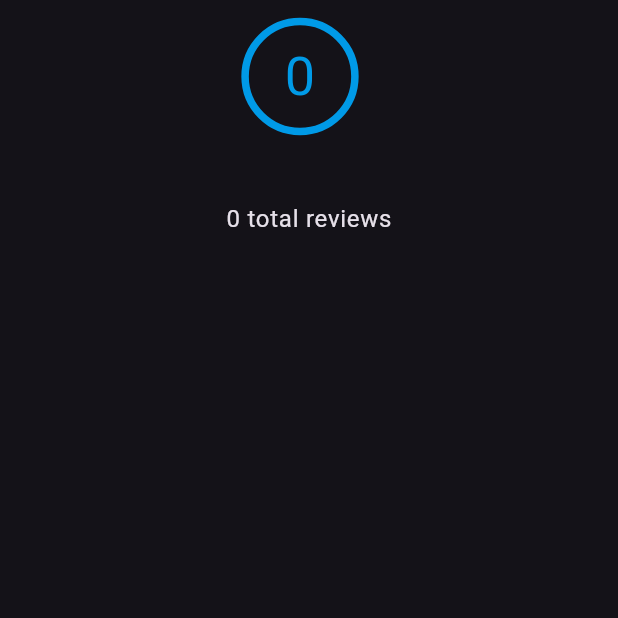
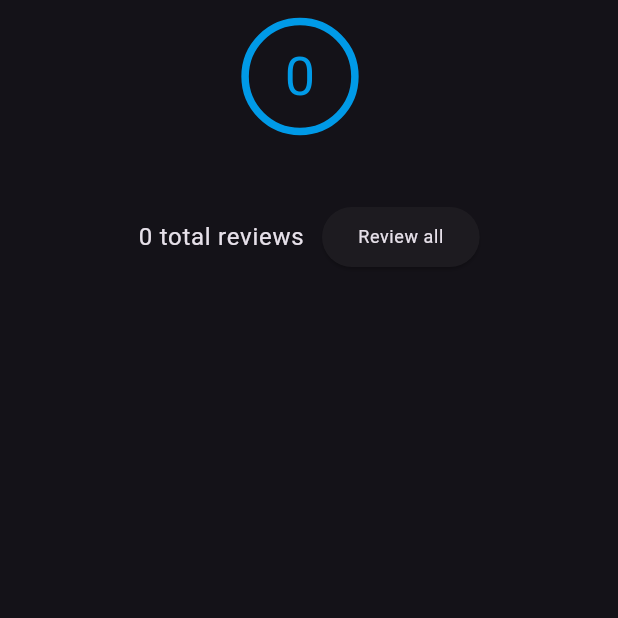
Before and after one commit to xamantra/mockani, a Flutter app: the HomeScreen screen opened by its route, on a phone screen of 412 x 824 dp, the top half of it. Run offline on Flutter 3.47's test engine with Material 2 defaults, Android fonts, the phone set to English and light mode, and no system bars; our stand-ins replace shared_preferences, timeago; accounts and stored records are empty; network calls fail.

Commit message:
review buttons

```diff
--- a/lib/main.dart
+++ b/lib/main.dart
@@ -35,7 +35,7 @@ class MyApp extends StatelessWidget {
         Provider(create: (_) => SummaryProvider(wanikaniRepository)),
       ],
       child: MaterialApp(
-        title: 'Mockani',
+        title: 'Mock Reviews for WaniKani',
         themeMode: ThemeMode.dark,
         theme: ThemeData(
           primarySwatch: Colors.pink,
--- a/lib/src/data/summary.dart
+++ b/lib/src/data/summary.dart
@@ -121,6 +121,10 @@ class Review {
     return DateTime.parse(available_at).toLocal();
   }
 
+  bool get isAvailableNow {
+    return DateTime.now().isAfter(availableAt);
+  }
+
   Review({
     required this.available_at,
     required this.subject_ids,
--- a/lib/src/screens/home.dart
+++ b/lib/src/screens/home.dart
@@ -57,9 +57,22 @@ class _HomeScreenState extends State<HomeScreen> {
                       }
                       return Column(
                         children: [
-                          Text(
-                            "${summaryProvider.getTotalReviews} total reviews",
-                            style: Theme.of(context).textTheme.bodyLarge,
+                          Row(
+                            mainAxisSize: MainAxisSize.min,
+                            children: [
+                              Text(
+                                "${summaryProvider.getTotalReviews} total reviews",
+                                style: Theme.of(context).textTheme.bodyLarge,
+                              ),
+                              const SizedBox(width: 12),
+                              ElevatedButton(
+                                onPressed: () {},
+                                child: Text(
+                                  "Review all",
+                                  style: Theme.of(context).textTheme.bodySmall,
+                                ),
+                              )
+                            ],
                           ),
                           const SizedBox(height: 32),
                           Expanded(
--- a/lib/src/widgets/review_summary.dart
+++ b/lib/src/widgets/review_summary.dart
@@ -45,10 +45,18 @@ class ReviewSummary extends StatelessWidget {
               ),
             ),
             const Spacer(),
-            Text(
-              "in ${timeago.format(review.availableAt, allowFromNow: true).replaceAll("from now", "").trim()}",
-              style: Theme.of(context).textTheme.bodyLarge,
-            ),
+            review.isAvailableNow
+                ? ElevatedButton(
+                    onPressed: () {},
+                    child: Text(
+                      "Review now",
+                      style: Theme.of(context).textTheme.bodySmall,
+                    ),
+                  )
+                : Text(
+                    "in ${timeago.format(review.availableAt, allowFromNow: true).replaceAll("from now", "").trim()}",
+                    style: Theme.of(context).textTheme.bodyLarge,
+                  ),
           ],
         ),
       ),
```
